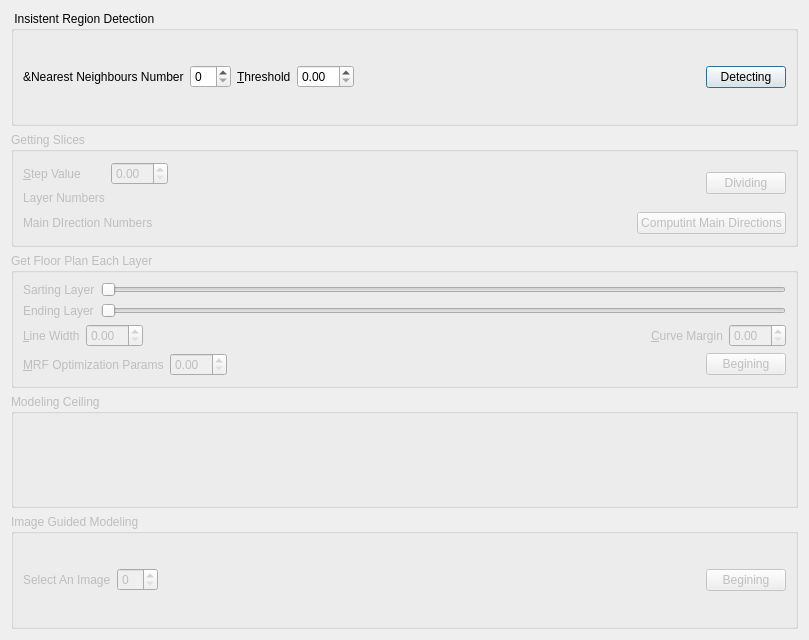
Old version of the form floorPlanDialog/FloorPlan.ui in the repository swayfreeda/IGITBuildingReconstruction.
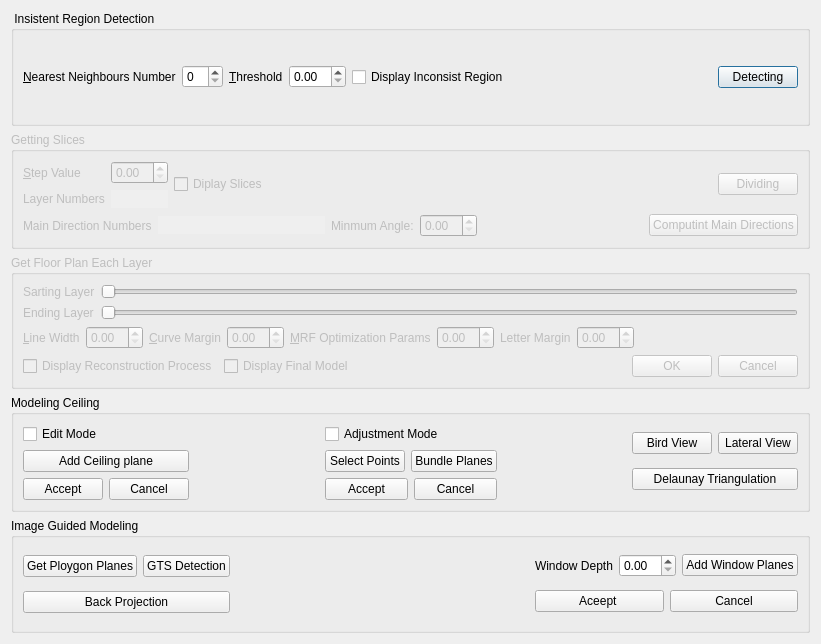
New version of the form.

What changed in the file:
```diff
--- a/floorPlanDialog/FloorPlan.ui
+++ b/floorPlanDialog/FloorPlan.ui
@@ -6,12 +6,12 @@
    <rect>
     <x>0</x>
     <y>0</y>
-    <width>809</width>
-    <height>640</height>
+    <width>821</width>
+    <height>644</height>
    </rect>
   </property>
   <property name="windowTitle">
-   <string>Dialog</string>
+   <string>FloorPlan Reconstruction</string>
   </property>
   <layout class="QVBoxLayout" name="verticalLayout_3">
    <item>
@@ -27,6 +27,9 @@
           <property name="text">
            <string>&amp;Nearest Neighbours Number</string>
           </property>
+          <property name="buddy">
+           <cstring>spinBox_knn</cstring>
+          </property>
          </widget>
         </item>
         <item>
@@ -45,6 +48,13 @@
         <item>
          <widget class="QDoubleSpinBox" name="doubleSpinBox_threshold"/>
         </item>
+        <item>
+         <widget class="QCheckBox" name="checkBox_dispInconsist">
+          <property name="text">
+           <string>Display Inconsist Region</string>
+          </property>
+         </widget>
+        </item>
         <item>
          <spacer name="horizontalSpacer_6">
           <property name="orientation">
@@ -84,10 +94,17 @@
         <item>
          <layout class="QGridLayout" name="gridLayout_2">
           <item row="0" column="1">
-           <widget class="QDoubleSpinBox" name="doubleSpinBox_stepValue"/>
+           <widget class="QDoubleSpinBox" name="doubleSpinBox_stepValue">
+            <property name="enabled">
+             <bool>false</bool>
+            </property>
+           </widget>
           </item>
           <item row="0" column="0">
            <widget class="QLabel" name="Label_setStepValue">
+            <property name="enabled">
+             <bool>false</bool>
+            </property>
             <property name="text">
              <string>&amp;Step Value</string>
             </property>
@@ -105,6 +122,19 @@
           </item>
           <item row="1" column="1">
            <widget class="QLabel" name="label_displayLayerNumber">
+            <property name="enabled">
+             <bool>false</bool>
+            </property>
+            <property name="font">
+             <font>
+              <pointsize>12</pointsize>
+              <weight>75</weight>
+              <bold>true</bold>
+             </font>
+            </property>
+            <property name="autoFillBackground">
+             <bool>true</bool>
+            </property>
             <property name="text">
              <string/>
             </property>
@@ -112,6 +142,13 @@
           </item>
          </layout>
         </item>
+        <item>
+         <widget class="QCheckBox" name="checkBox_dispSices">
+          <property name="text">
+           <string>Diplay Slices</string>
+          </property>
+         </widget>
+        </item>
         <item>
          <spacer name="horizontalSpacer">
           <property name="orientation">
@@ -127,6 +164,9 @@
         </item>
         <item>
          <widget class="QPushButton" name="pushButton_divide_slices">
+          <property name="enabled">
+           <bool>false</bool>
+          </property>
           <property name="text">
            <string>Dividing</string>
           </property>
@@ -137,22 +177,51 @@
       <item>
        <layout class="QHBoxLayout" name="horizontalLayout">
         <item>
-         <widget class="QLabel" name="label">
+         <widget class="QLabel" name="label_mainDirecionNum">
           <property name="enabled">
            <bool>false</bool>
           </property>
           <property name="text">
-           <string>Main DIrection Numbers</string>
+           <string>Main Direction Numbers</string>
           </property>
          </widget>
         </item>
         <item>
-         <widget class="QLabel" name="label_MainDirectionNumbers">
+         <widget class="QLabel" name="label_dispMainDirectionNumbers">
+          <property name="sizePolicy">
+           <sizepolicy hsizetype="Expanding" vsizetype="Fixed">
+            <horstretch>0</horstretch>
+            <verstretch>0</verstretch>
+           </sizepolicy>
+          </property>
+          <property name="font">
+           <font>
+            <pointsize>12</pointsize>
+            <weight>75</weight>
+            <bold>true</bold>
+           </font>
+          </property>
+          <property name="autoFillBackground">
+           <bool>true</bool>
+          </property>
+          <property name="frameShadow">
+           <enum>QFrame::Sunken</enum>
+          </property>
           <property name="text">
            <string/>
           </property>
          </widget>
         </item>
+        <item>
+         <widget class="QLabel" name="label_minmum_angle">
+          <property name="text">
+           <string>Minmum Angle:</string>
+          </property>
+         </widget>
+        </item>
+        <item>
+         <widget class="QDoubleSpinBox" name="doubleSpinBox_minAngle"/>
+        </item>
         <item>
          <spacer name="horizontalSpacer_5">
           <property name="orientation">
@@ -206,7 +275,7 @@
          </widget>
         </item>
         <item row="0" column="1">
-         <widget class="QSlider" name="horizontalSlider">
+         <widget class="QSlider" name="horizontalSlider_Slayer">
           <property name="orientation">
            <enum>Qt::Horizontal</enum>
           </property>
@@ -220,7 +289,7 @@
          </widget>
         </item>
         <item row="1" column="1">
-         <widget class="QSlider" name="horizontalSlider_2">
+         <widget class="QSlider" name="horizontalSlider_Elayer">
           <property name="orientation">
            <enum>Qt::Horizontal</enum>
           </property>
@@ -243,19 +312,6 @@
         <item>
          <widget class="QDoubleSpinBox" name="doubleSpinBox_lineWidth"/>
         </item>
-        <item>
-         <spacer name="horizontalSpacer_4">
-          <property name="orientation">
-           <enum>Qt::Horizontal</enum>
-          </property>
-          <property name="sizeHint" stdset="0">
-           <size>
-            <width>40</width>
-            <height>20</height>
-           </size>
-          </property>
-         </spacer>
-        </item>
         <item>
          <widget class="QLabel" name="Label_setStepValue_3">
           <property name="text">
@@ -269,10 +325,6 @@
         <item>
          <widget class="QDoubleSpinBox" name="doubleSpinBox_curveMargin"/>
         </item>
-       </layout>
-      </item>
-      <item>
-       <layout class="QHBoxLayout" name="horizontalLayout_2">
         <item>
          <widget class="QLabel" name="Label_setMRFValue">
           <property name="text">
@@ -287,6 +339,47 @@
          <widget class="QDoubleSpinBox" name="doubleSpinBox_MRFLambda"/>
         </item>
         <item>
+         <widget class="QLabel" name="label">
+          <property name="text">
+           <string>Letter Margin</string>
+          </property>
+         </widget>
+        </item>
+        <item>
+         <widget class="QDoubleSpinBox" name="doubleSpinBox_letterMargin"/>
+        </item>
+        <item>
+         <spacer name="horizontalSpacer_4">
+          <property name="orientation">
+           <enum>Qt::Horizontal</enum>
+          </property>
+          <property name="sizeHint" stdset="0">
+           <size>
+            <width>40</width>
+            <height>20</height>
+           </size>
+          </property>
+         </spacer>
+        </item>
+       </layout>
+      </item>
+      <item>
+       <layout class="QHBoxLayout" name="horizontalLayout_2">
+        <item>
+         <widget class="QCheckBox" name="checkBox_dispProcess">
+          <property name="text">
+           <string>Display Reconstruction Process</string>
+          </property>
+         </widget>
+        </item>
+        <item>
+         <widget class="QCheckBox" name="checkBox_dispModel">
+          <property name="text">
+           <string>Display Final Model</string>
+          </property>
+         </widget>
+        </item>
+        <item>
          <spacer name="horizontalSpacer_2">
           <property name="orientation">
            <enum>Qt::Horizontal</enum>
@@ -300,9 +393,16 @@
          </spacer>
         </item>
         <item>
-         <widget class="QPushButton" name="pushButton_2">
+         <widget class="QPushButton" name="pushButton_floorplanRec">
           <property name="text">
-           <string>Begining</string>
+           <string>OK</string>
+          </property>
+         </widget>
+        </item>
+        <item>
+         <widget class="QPushButton" name="pushButton">
+          <property name="text">
+           <string>Cancel</string>
           </property>
          </widget>
         </item>
@@ -314,7 +414,7 @@
    <item>
     <widget class="QGroupBox" name="GroupBox_modelingCeiling">
      <property name="enabled">
-      <bool>false</bool>
+      <bool>true</bool>
      </property>
      <property name="title">
       <string>Modeling Ceiling</string>
@@ -328,12 +428,152 @@
      <property name="checked">
       <bool>false</bool>
      </property>
+     <layout class="QHBoxLayout" name="horizontalLayout_16">
+      <item>
+       <layout class="QVBoxLayout" name="verticalLayout_4">
+        <item>
+         <widget class="QCheckBox" name="checkBox_edit_mode">
+          <property name="text">
+           <string>Edit Mode</string>
+          </property>
+         </widget>
+        </item>
+        <item>
+         <widget class="QPushButton" name="pushButton_addCeilingPlane">
+          <property name="text">
+           <string>Add Ceiling plane</string>
+          </property>
+         </widget>
+        </item>
+        <item>
+         <layout class="QHBoxLayout" name="horizontalLayout_9">
+          <item>
+           <widget class="QPushButton" name="pushButton_acceptFloorPlygon">
+            <property name="text">
+             <string>Accept</string>
+            </property>
+           </widget>
+          </item>
+          <item>
+           <widget class="QPushButton" name="pushButton_cancelFloorPolygon">
+            <property name="text">
+             <string>Cancel</string>
+            </property>
+           </widget>
+          </item>
+         </layout>
+        </item>
+       </layout>
+      </item>
+      <item>
+       <spacer name="horizontalSpacer_3">
+        <property name="orientation">
+         <enum>Qt::Horizontal</enum>
+        </property>
+        <property name="sizeHint" stdset="0">
+         <size>
+          <width>71</width>
+          <height>20</height>
+         </size>
+        </property>
+       </spacer>
+      </item>
+      <item>
+       <layout class="QVBoxLayout" name="verticalLayout_6">
+        <item>
+         <widget class="QCheckBox" name="checkBox_adjustment_mode">
+          <property name="text">
+           <string>Adjustment Mode</string>
+          </property>
+         </widget>
+        </item>
+        <item>
+         <layout class="QHBoxLayout" name="horizontalLayout_15">
+          <item>
+           <widget class="QPushButton" name="pushButton_selecPointsOnEditPlane">
+            <property name="text">
+             <string>Select Points</string>
+            </property>
+           </widget>
+          </item>
+          <item>
+           <widget class="QPushButton" name="pushButton_bundleVertices">
+            <property name="text">
+             <string>Bundle Planes</string>
+            </property>
+           </widget>
+          </item>
+         </layout>
+        </item>
+        <item>
+         <layout class="QHBoxLayout" name="horizontalLayout_10">
+          <item>
+           <widget class="QPushButton" name="pushButton_accetpAdjusment">
+            <property name="text">
+             <string>Accept</string>
+            </property>
+           </widget>
+          </item>
+          <item>
+           <widget class="QPushButton" name="pushButton_cancelAdjustment">
+            <property name="text">
+             <string>Cancel</string>
+            </property>
+           </widget>
+          </item>
+         </layout>
+        </item>
+       </layout>
+      </item>
+      <item>
+       <spacer name="horizontalSpacer_7">
+        <property name="orientation">
+         <enum>Qt::Horizontal</enum>
+        </property>
+        <property name="sizeHint" stdset="0">
+         <size>
+          <width>70</width>
+          <height>20</height>
+         </size>
+        </property>
+       </spacer>
+      </item>
+      <item>
+       <layout class="QVBoxLayout" name="verticalLayout_5">
+        <item>
+         <layout class="QHBoxLayout" name="horizontalLayout_14">
+          <item>
+           <widget class="QPushButton" name="pushButton_birdView">
+            <property name="text">
+             <string>Bird View</string>
+            </property>
+           </widget>
+          </item>
+          <item>
+           <widget class="QPushButton" name="pushButton_lateralView">
+            <property name="text">
+             <string>Lateral View</string>
+            </property>
+           </widget>
+          </item>
+         </layout>
+        </item>
+        <item>
+         <widget class="QPushButton" name="pushButton_DTsOnEditPlane">
+          <property name="text">
+           <string>Delaunay Triangulation</string>
+          </property>
+         </widget>
+        </item>
+       </layout>
+      </item>
+     </layout>
     </widget>
    </item>
    <item>
     <widget class="QGroupBox" name="GroupBox_IGM">
      <property name="enabled">
-      <bool>false</bool>
+      <bool>true</bool>
      </property>
      <property name="title">
       <string>Image Guided Modeling</string>
@@ -344,41 +584,105 @@
      <property name="checked">
       <bool>false</bool>
      </property>
-     <layout class="QHBoxLayout" name="horizontalLayout_6">
+     <layout class="QHBoxLayout" name="horizontalLayout_13">
       <item>
-       <layout class="QHBoxLayout" name="horizontalLayout_3">
+       <layout class="QVBoxLayout" name="verticalLayout_7">
         <item>
-         <widget class="QLabel" name="label_setImageNumber">
+         <layout class="QHBoxLayout" name="horizontalLayout_3">
+          <item>
+           <widget class="QPushButton" name="pushButton_PolygonPlanes">
+            <property name="autoFillBackground">
+             <bool>true</bool>
+            </property>
+            <property name="text">
+             <string>Get Ploygon Planes</string>
+            </property>
+           </widget>
+          </item>
+          <item>
+           <widget class="QPushButton" name="pushButton_beginGTSDetection_">
+            <property name="autoFillBackground">
+             <bool>true</bool>
+            </property>
+            <property name="text">
+             <string>GTS Detection</string>
+            </property>
+           </widget>
+          </item>
+         </layout>
+        </item>
+        <item>
+         <widget class="QPushButton" name="pushButton_backprojection">
+          <property name="autoFillBackground">
+           <bool>true</bool>
+          </property>
           <property name="text">
-           <string>Select An Image</string>
+           <string>Back Projection</string>
           </property>
-          <property name="buddy">
-           <cstring>spinBox_imageID</cstring>
-          </property>
          </widget>
         </item>
+       </layout>
+      </item>
+      <item>
+       <spacer name="horizontalSpacer_8">
+        <property name="orientation">
+         <enum>Qt::Horizontal</enum>
+        </property>
+        <property name="sizeHint" stdset="0">
+         <size>
+          <width>154</width>
+          <height>20</height>
+         </size>
+        </property>
+       </spacer>
+      </item>
+      <item>
+       <layout class="QVBoxLayout" name="verticalLayout_8">
         <item>
-         <widget class="QSpinBox" name="spinBox_imageID"/>
+         <layout class="QHBoxLayout" name="horizontalLayout_11">
+          <item>
+           <layout class="QHBoxLayout" name="horizontalLayout_6">
+            <item>
+             <widget class="QLabel" name="label_2">
+              <property name="text">
+               <string>Window Depth</string>
+              </property>
+             </widget>
+            </item>
+            <item>
+             <widget class="QDoubleSpinBox" name="doubleSpinBox_windowDepth"/>
+            </item>
+           </layout>
+          </item>
+          <item>
+           <widget class="QPushButton" name="pushButton_addWindowPlanes">
+            <property name="autoFillBackground">
+             <bool>true</bool>
+            </property>
+            <property name="text">
+             <string>Add Window Planes</string>
+            </property>
+           </widget>
+          </item>
+         </layout>
         </item>
         <item>
-         <spacer name="horizontalSpacer_3">
-          <property name="orientation">
-           <enum>Qt::Horizontal</enum>
-          </property>
-          <property name="sizeHint" stdset="0">
-           <size>
-            <width>40</width>
-            <height>20</height>
-           </size>
-          </property>
-         </spacer>
-        </item>
-        <item>
-         <widget class="QPushButton" name="pushButton">
-          <property name="text">
-           <string>Begining</string>
-          </property>
-         </widget>
+         <layout class="QHBoxLayout" name="horizontalLayout_12">
+          <item>
+           <widget class="QPushButton" name="pushButton_accpectWindowPlanes">
+            <property name="text">
+             <string>Aceept </string>
+            </property>
+           </widget>
+          </item>
+          <item>
+           <widget class="QPushButton" name="pushButton_cacelWindowPlanes">
+            <property name="text">
+             <string>Cancel</string>
+            </property>
+           </widget>
+          </item>
+         </layout>
         </item>
        </layout>
       </item>
```
Left out of the diff: 7 changed lines with no effect on the pictures.
